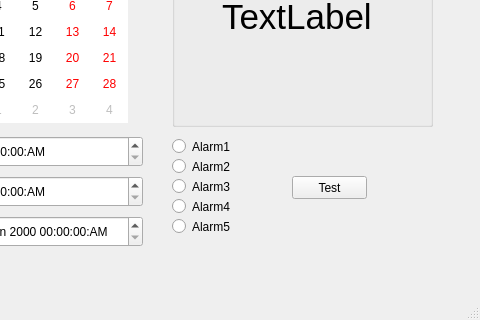
Old version of the form mainwindow.ui in the repository CountMurphy/QTalarm; both pictures show x 178 to 658 and y 130 to 450 of the 658 by 450 pixel window.
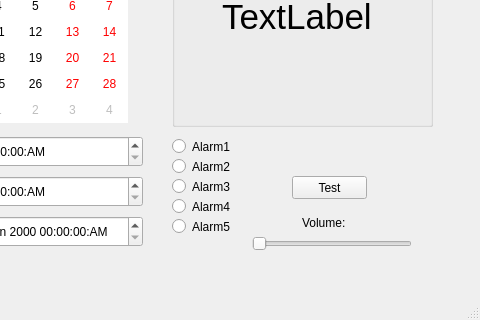
New version of the form. Icons and pictures are not drawn.

Commit message: added volume slider.

What changed in the file:
```diff
--- a/mainwindow.ui
+++ b/mainwindow.ui
@@ -271,6 +271,32 @@
      <string>Test</string>
     </property>
    </widget>
+   <widget class="QSlider" name="VolumeSlider">
+    <property name="geometry">
+     <rect>
+      <x>430</x>
+      <y>330</y>
+      <width>160</width>
+      <height>16</height>
+     </rect>
+    </property>
+    <property name="orientation">
+     <enum>Qt::Horizontal</enum>
+    </property>
+   </widget>
+   <widget class="QLabel" name="label">
+    <property name="geometry">
+     <rect>
+      <x>480</x>
+      <y>310</y>
+      <width>52</width>
+      <height>13</height>
+     </rect>
+    </property>
+    <property name="text">
+     <string>Volume:</string>
+    </property>
+   </widget>
   </widget>
   <widget class="QMenuBar" name="menuBar">
    <property name="geometry">
```
The commit also changes 6 other files.
